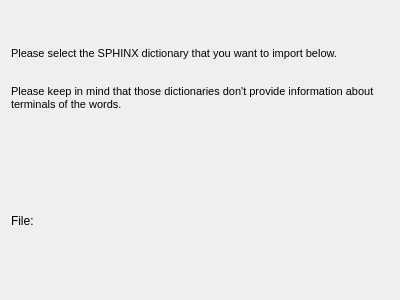
Above: simon/src/simonmodelmanagementui/ImportDict/importdictsphinxpage.ui from KDE/simon before the change. Below: the same form after it.
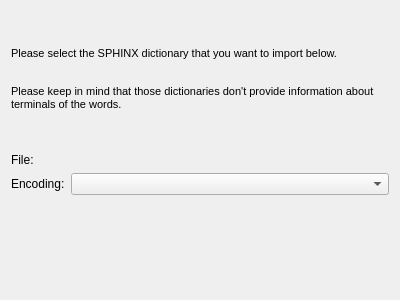
That is the form after the change. Custom widgets are drawn as their Qt base class.

Diff of the .ui file:
```diff
--- a/simon/src/simonmodelmanagementui/ImportDict/importdictsphinxpage.ui
+++ b/simon/src/simonmodelmanagementui/ImportDict/importdictsphinxpage.ui
@@ -32,26 +32,41 @@
     </widget>
    </item>
    <item>
-    <layout class="QHBoxLayout" name="horizontalLayout" >
-     <item>
+    <layout class="QFormLayout" name="formLayout" >
+     <item row="0" column="0" >
       <widget class="QLabel" name="label" >
        <property name="text" >
         <string>File:</string>
        </property>
       </widget>
      </item>
-     <item>
+     <item row="0" column="1" >
       <widget class="KUrlRequester" name="urFile" >
        <property name="filter" >
         <string>*.dict *.dict.bz2 *.dict.gz | SPHINX-Dictionaries (*.dict *.dict.gz *.dict.bz2)</string>
        </property>
       </widget>
      </item>
+     <item row="1" column="0" >
+      <widget class="QLabel" name="label_2" >
+       <property name="text" >
+        <string>Encoding:</string>
+       </property>
+      </widget>
+     </item>
+     <item row="1" column="1" >
+      <widget class="KComboBox" name="cbEncoding" />
+     </item>
     </layout>
    </item>
   </layout>
  </widget>
  <customwidgets>
+  <customwidget>
+   <class>KComboBox</class>
+   <extends>QComboBox</extends>
+   <header>kcombobox.h</header>
+  </customwidget>
   <customwidget>
    <class>KUrlRequester</class>
    <extends>QFrame</extends>
```
Left out of the diff: 2 changed lines with no effect on the pictures.
